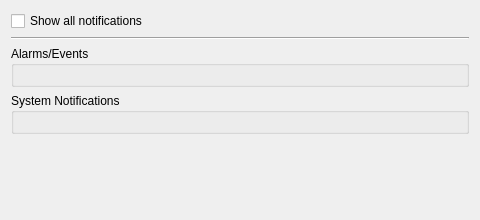
The window that client/src/ui/widgets/settings/popup_settings_widget.ui (networkoptix/nx_open) describes before a commit, drawn with Qt 5.
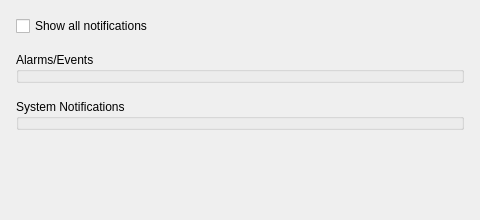
The same window after the commit.

Commit message:
Adjust local settings.
<==== Mercurial data ====>
Branch: new_style

```diff
--- a/client/src/ui/widgets/settings/popup_settings_widget.ui
+++ b/client/src/ui/widgets/settings/popup_settings_widget.ui
@@ -14,6 +14,21 @@
    <string/>
   </property>
   <layout class="QVBoxLayout" name="verticalLayout">
+   <property name="spacing">
+    <number>16</number>
+   </property>
+   <property name="leftMargin">
+    <number>16</number>
+   </property>
+   <property name="topMargin">
+    <number>16</number>
+   </property>
+   <property name="rightMargin">
+    <number>16</number>
+   </property>
+   <property name="bottomMargin">
+    <number>0</number>
+   </property>
    <item>
     <widget class="QCheckBox" name="showAllCheckBox">
      <property name="text">
@@ -21,21 +36,29 @@
      </property>
     </widget>
    </item>
-   <item>
-    <widget class="Line" name="line">
-     <property name="orientation">
-      <enum>Qt::Horizontal</enum>
-     </property>
-    </widget>
-   </item>
    <item>
     <widget class="QGroupBox" name="businessEventsGroupBox">
      <property name="title">
       <string>Alarms/Events</string>
      </property>
+     <property name="flat">
+      <bool>true</bool>
+     </property>
      <layout class="QVBoxLayout" name="businessEventsLayout">
       <property name="spacing">
-       <number>2</number>
+       <number>6</number>
+      </property>
+      <property name="leftMargin">
+       <number>0</number>
+      </property>
+      <property name="topMargin">
+       <number>8</number>
+      </property>
+      <property name="rightMargin">
+       <number>0</number>
+      </property>
+      <property name="bottomMargin">
+       <number>0</number>
       </property>
      </layout>
     </widget>
@@ -45,9 +68,24 @@
      <property name="title">
       <string>System Notifications</string>
      </property>
+     <property name="flat">
+      <bool>true</bool>
+     </property>
      <layout class="QVBoxLayout" name="systemHealthLayout">
       <property name="spacing">
-       <number>2</number>
+       <number>6</number>
+      </property>
+      <property name="leftMargin">
+       <number>0</number>
+      </property>
+      <property name="topMargin">
+       <number>8</number>
+      </property>
+      <property name="rightMargin">
+       <number>0</number>
+      </property>
+      <property name="bottomMargin">
+       <number>0</number>
       </property>
      </layout>
     </widget>
```
The commit also changes 4 other files.
